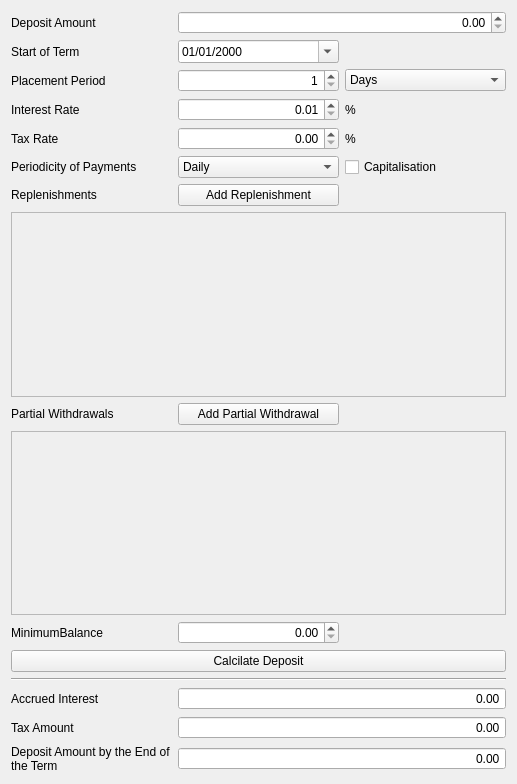
Above: SmartCalc2/view/depositwindow.ui from SergSinitsyn/Smart-Calculator before the change. Below: the same form after it.
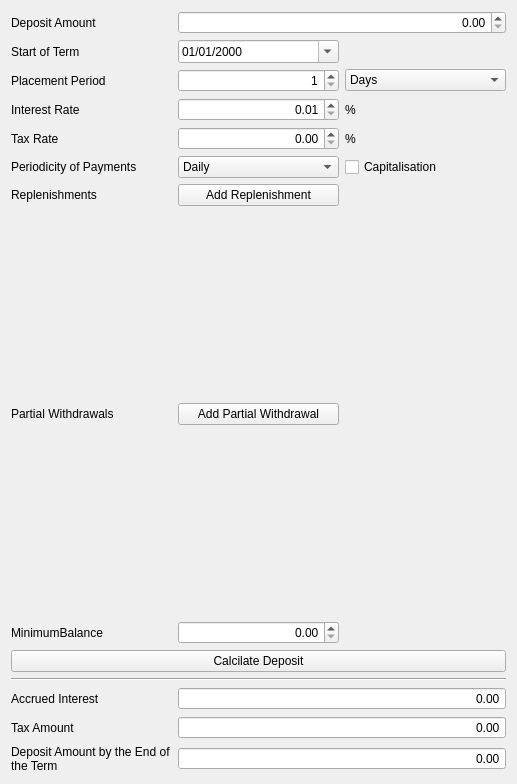
That is the form after the change.

```diff
--- a/SmartCalc2/view/depositwindow.ui
+++ b/SmartCalc2/view/depositwindow.ui
@@ -49,6 +49,9 @@
    </item>
    <item row="10" column="0" colspan="3">
     <widget class="QScrollArea" name="scrollArea_PartialWithdrawals">
+     <property name="frameShape">
+      <enum>QFrame::NoFrame</enum>
+     </property>
      <property name="horizontalScrollBarPolicy">
       <enum>Qt::ScrollBarAlwaysOff</enum>
      </property>
@@ -60,8 +63,8 @@
        <rect>
         <x>0</x>
         <y>0</y>
-        <width>491</width>
-        <height>138</height>
+        <width>493</width>
+        <height>140</height>
        </rect>
       </property>
       <layout class="QVBoxLayout" name="verticalLayout_2">
@@ -175,6 +178,9 @@
    </item>
    <item row="8" column="0" colspan="3">
     <widget class="QScrollArea" name="scrollArea_Replenishments">
+     <property name="frameShape">
+      <enum>QFrame::NoFrame</enum>
+     </property>
      <property name="lineWidth">
       <number>1</number>
      </property>
@@ -195,8 +201,8 @@
        <rect>
         <x>0</x>
         <y>0</y>
-        <width>491</width>
-        <height>139</height>
+        <width>493</width>
+        <height>141</height>
        </rect>
       </property>
       <layout class="QVBoxLayout" name="verticalLayout">
```
Left out of the diff: 27 changed lines with no effect on the pictures.
